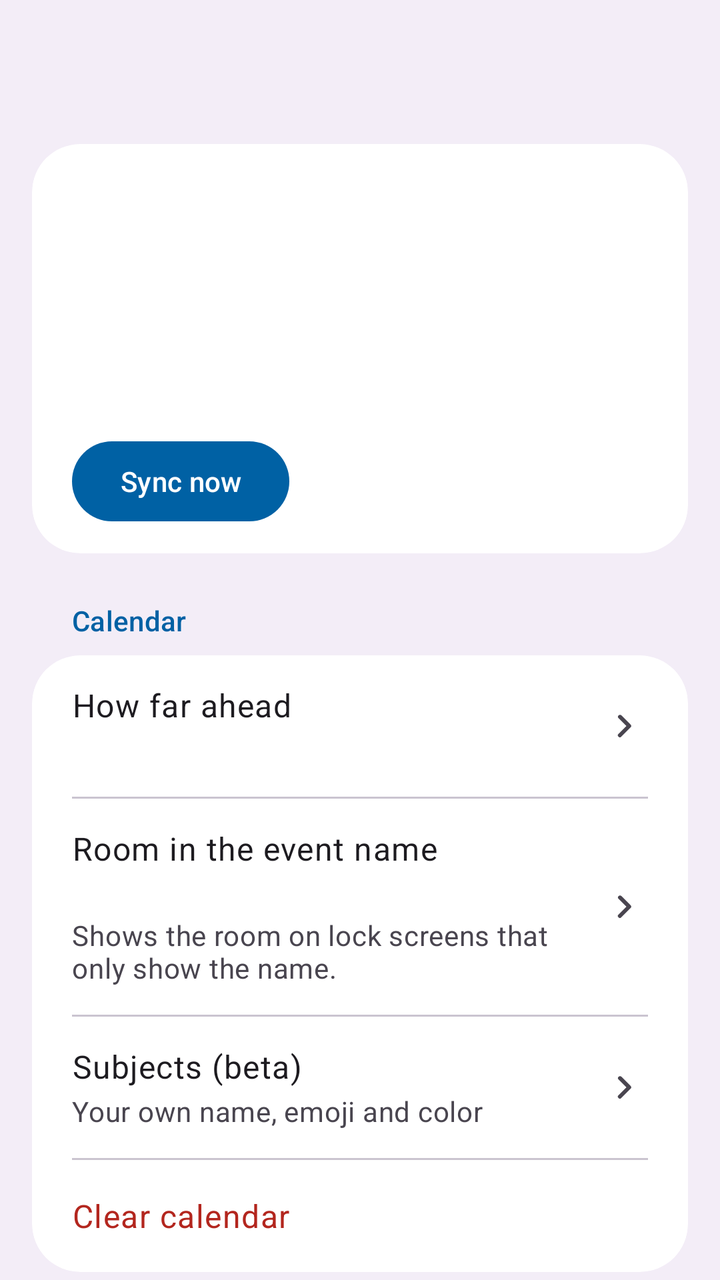
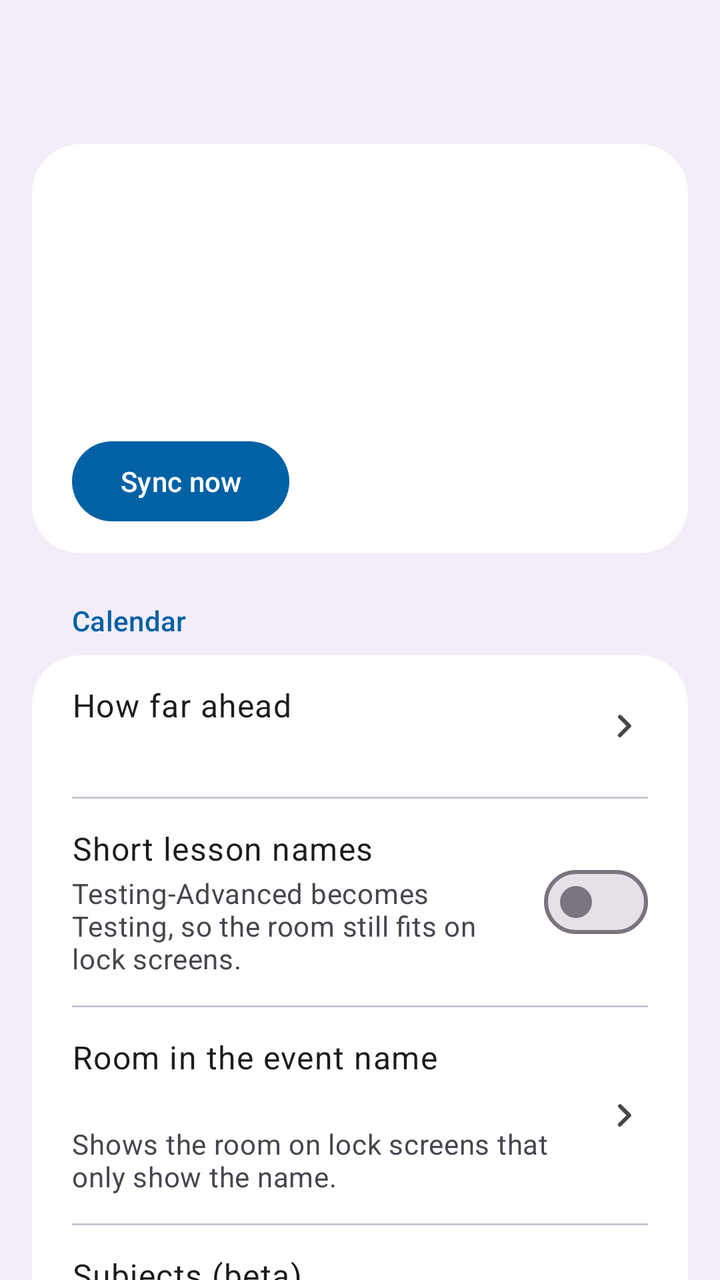

Screens rendered from an Android XML layout before and after an edit, with the pre-edit source and the edit as a unified diff.
<!-- AndroidManifest.xml: activity theme Theme.EduarteSync.Screen -->
<!-- res/layout/activity_settings.xml -->
<?xml version="1.0" encoding="utf-8"?>
<androidx.coordinatorlayout.widget.CoordinatorLayout xmlns:android="http://schemas.android.com/apk/res/android"
    xmlns:app="http://schemas.android.com/apk/res-auto"
    android:id="@+id/root"
    android:layout_width="match_parent"
    android:layout_height="match_parent"
    android:background="?attr/screenColor">

    <include layout="@layout/view_screen_bar" />

    <androidx.core.widget.NestedScrollView
        android:id="@+id/scroll"
        android:layout_width="match_parent"
        android:layout_height="match_parent"
        android:clipToPadding="false"
        app:layout_behavior="@string/appbar_scrolling_view_behavior">

        <LinearLayout
            android:id="@+id/content"
            android:layout_width="match_parent"
            android:layout_height="wrap_content"
            android:orientation="vertical"
            android:paddingHorizontal="16dp"
            android:paddingBottom="24dp">

            
            <com.google.android.material.card.MaterialCardView
                style="@style/Card"
                android:layout_marginTop="8dp">

                <LinearLayout
                    android:layout_width="match_parent"
                    android:layout_height="wrap_content"
                    android:orientation="vertical"
                    android:paddingHorizontal="20dp"
                    android:paddingTop="16dp"
                    android:paddingBottom="12dp">

                    <LinearLayout
                        android:layout_width="match_parent"
                        android:layout_height="wrap_content"
                        android:gravity="center_vertical"
                        android:orientation="horizontal">

                        <View
                            android:id="@+id/stateDot"
                            android:layout_width="14dp"
                            android:layout_height="14dp"
                            android:layout_marginEnd="12dp" />

                        <TextView
                            android:id="@+id/statusHeadline"
                            android:layout_width="0dp"
                            android:layout_height="wrap_content"
                            android:layout_weight="1"
                            android:accessibilityLiveRegion="polite"
                            android:textAppearance="?attr/textAppearanceTitleLarge"
                            android:textColor="?attr/colorOnSurface" />
                    </LinearLayout>

                    <TextView
                        android:id="@+id/statusSubline"
                        android:layout_width="match_parent"
                        android:layout_height="wrap_content"
                        android:layout_marginStart="26dp"
                        android:textAppearance="?attr/textAppearanceBodyMedium"
                        android:textColor="?attr/colorOnSurface" />

                    <com.google.android.material.progressindicator.LinearProgressIndicator
                        android:id="@+id/syncProgress"
                        android:layout_width="match_parent"
                        android:layout_height="wrap_content"
                        android:layout_marginTop="8dp"
                        android:indeterminate="true"
                        android:visibility="gone"
                        app:trackCornerRadius="2dp" />

                    <TextView
                        android:id="@+id/coverage"
                        android:layout_width="match_parent"
                        android:layout_height="wrap_content"
                        android:paddingTop="8dp"
                        android:textAppearance="?attr/textAppearanceBodyMedium"
                        android:textColor="?attr/colorOnSurface" />

                    <TextView
                        android:id="@+id/nextSync"
                        android:layout_width="match_parent"
                        android:layout_height="wrap_content"
                        android:paddingTop="2dp"
                        android:textAppearance="?attr/textAppearanceBodyMedium"
                        android:textColor="?attr/colorOnSurfaceVariant" />

                    <TextView
                        android:id="@+id/status"
                        android:layout_width="match_parent"
                        android:layout_height="wrap_content"
                        android:paddingTop="8dp"
                        android:textAppearance="?attr/textAppearanceBodySmall"
                        android:textColor="?attr/colorOnSurfaceVariant"
                        android:textIsSelectable="true" />

                    <LinearLayout
                        android:layout_width="match_parent"
                        android:layout_height="wrap_content"
                        android:layout_marginTop="8dp"
                        android:orientation="horizontal">

                        <com.google.android.material.button.MaterialButton
                            android:id="@+id/logIn"
                            android:layout_width="wrap_content"
                            android:layout_height="wrap_content"
                            android:layout_marginEnd="8dp"
                            android:text="Log in"
                            android:visibility="gone" />

                        <com.google.android.material.button.MaterialButton
                            android:id="@+id/syncNow"
                            android:layout_width="wrap_content"
                            android:layout_height="wrap_content"
                            android:text="Sync now" />
                    </LinearLayout>
                </LinearLayout>
            </com.google.android.material.card.MaterialCardView>

            
            <TextView style="@style/SectionHeader" android:text="Calendar" />
            <com.google.android.material.card.MaterialCardView style="@style/Card">

                <LinearLayout
                    android:layout_width="match_parent"
                    android:layout_height="wrap_content"
                    android:orientation="vertical">

                    <LinearLayout android:id="@+id/rangeRow" style="@style/Row">
                        <LinearLayout style="@style/RowText">
                            <TextView style="@style/RowTitle" android:text="How far ahead" />
                            <TextView android:id="@+id/rangeValue" style="@style/RowValue" />
                        </LinearLayout>
                        <ImageView style="@style/RowChevron" />
                    </LinearLayout>

                    <com.google.android.material.divider.MaterialDivider style="@style/RowDivider" />

                    <LinearLayout android:id="@+id/roomRow" style="@style/Row">
                        <LinearLayout style="@style/RowText">
                            <TextView style="@style/RowTitle" android:text="Room in the event name" />
                            <TextView android:id="@+id/roomValue" style="@style/RowValue" />
                            <TextView
                                style="@style/RowSummary"
                                android:text="Shows the room on lock screens that only show the name." />
                        </LinearLayout>
                        <ImageView style="@style/RowChevron" />
                    </LinearLayout>

                    <com.google.android.material.divider.MaterialDivider style="@style/RowDivider" />

                    <LinearLayout android:id="@+id/subjects" style="@style/Row">
                        <LinearLayout style="@style/RowText">
                            <TextView style="@style/RowTitle" android:text="Subjects (beta)" />
                            <TextView
                                style="@style/RowSummary"
                                android:text="Your own name, emoji and color" />
                        </LinearLayout>
                        <ImageView style="@style/RowChevron" />
                    </LinearLayout>

                    <com.google.android.material.divider.MaterialDivider style="@style/RowDivider" />

                    <Button
                        android:id="@+id/clearCalendar"
                        style="@style/DangerRow"
                        android:text="Clear calendar" />
                </LinearLayout>
            </com.google.android.material.card.MaterialCardView>
            <TextView
                style="@style/Footnote"
                android:text="Lessons go into a separate &quot;Eduarte rooster&quot; calendar." />

            
            <TextView style="@style/SectionHeader" android:text="Background sync &amp; notifications" />
            <com.google.android.material.card.MaterialCardView style="@style/Card">

                <LinearLayout
                    android:layout_width="match_parent"
                    android:layout_height="wrap_content"
                    android:orientation="vertical">

                    <LinearLayout android:id="@+id/autoSyncRow" style="@style/Row">
                        <LinearLayout style="@style/RowText">
                            <TextView style="@style/RowTitle" android:text="Sync automatically" />
                            <TextView
                                style="@style/RowSummary"
                                android:text="About every 12 hours." />
                        </LinearLayout>
                        <com.google.android.material.materialswitch.MaterialSwitch
                            android:id="@+id/autoSync"
                            android:layout_width="wrap_content"
                            android:layout_height="wrap_content"
                            android:layout_marginStart="12dp"
                            android:contentDescription="Sync automatically" />
                    </LinearLayout>

                    <com.google.android.material.divider.MaterialDivider style="@style/RowDivider" />

                    <LinearLayout android:id="@+id/notificationSettings" style="@style/Row">
                        <LinearLayout style="@style/RowText">
                            <TextView style="@style/RowTitle" android:text="Schedule change notifications" />
                            <TextView android:id="@+id/notificationStatus" style="@style/RowValue" />
                            <TextView
                                style="@style/RowSummary"
                                android:text="Set in Android settings" />
                        </LinearLayout>
                        <ImageView style="@style/RowChevron" />
                    </LinearLayout>
                </LinearLayout>
            </com.google.android.material.card.MaterialCardView>

            
            <TextView style="@style/SectionHeader" android:text="Account" />
            <com.google.android.material.card.MaterialCardView style="@style/Card">

                <LinearLayout
                    android:layout_width="match_parent"
                    android:layout_height="wrap_content"
                    android:orientation="vertical">

                    <LinearLayout android:id="@+id/saveLoginRow" style="@style/Row">
                        <LinearLayout style="@style/RowText">
                            <TextView style="@style/RowTitle" android:text="Fill in my email and password" />
                            <TextView
                                style="@style/RowSummary"
                                android:text="Saved encrypted at your next login; off deletes them." />
                        </LinearLayout>
                        <com.google.android.material.materialswitch.MaterialSwitch
                            android:id="@+id/saveLogin"
                            android:layout_width="wrap_content"
                            android:layout_height="wrap_content"
                            android:layout_marginStart="12dp"
                            android:contentDescription="Fill in my email and password" />
                    </LinearLayout>

                    <com.google.android.material.divider.MaterialDivider style="@style/RowDivider" />

                    <LinearLayout android:id="@+id/loginLog" style="@style/Row">
                        <LinearLayout style="@style/RowText">
                            <TextView style="@style/RowTitle" android:text="Login log" />
                            <TextView
                                style="@style/RowSummary"
                                android:text="Why the login expires. No passwords or codes." />
                        </LinearLayout>
                        <ImageView style="@style/RowChevron" />
                    </LinearLayout>

                    <com.google.android.material.divider.MaterialDivider style="@style/RowDivider" />

                    <Button
                        android:id="@+id/logOut"
                        style="@style/DangerRow"
                        android:text="Log out / switch account" />
                </LinearLayout>
            </com.google.android.material.card.MaterialCardView>

            
            <TextView style="@style/SectionHeader" android:text="About" />
            <com.google.android.material.card.MaterialCardView style="@style/Card">

                <LinearLayout
                    android:layout_width="match_parent"
                    android:layout_height="wrap_content"
                    android:orientation="vertical">

                    <LinearLayout
                        style="@style/Row"
                        android:background="@null"
                        android:clickable="false"
                        android:focusable="false">
                        <LinearLayout style="@style/RowText">
                            <TextView style="@style/RowTitle" android:text="Version" />
                            <TextView android:id="@+id/version" style="@style/RowSummary" />
                            <com.google.android.material.button.MaterialButton
                                android:id="@+id/downloadUpdate"
                                style="@style/Widget.Material3.Button.TonalButton"
                                android:layout_width="wrap_content"
                                android:layout_height="wrap_content"
                                android:layout_marginTop="8dp"
                                android:visibility="gone" />
                        </LinearLayout>
                    </LinearLayout>

                    <com.google.android.material.divider.MaterialDivider
                        android:id="@+id/allVersionsDivider"
                        style="@style/RowDivider"
                        android:visibility="gone" />

                    <LinearLayout
                        android:id="@+id/allVersions"
                        style="@style/Row"
                        android:visibility="gone">
                        <LinearLayout style="@style/RowText">
                            <TextView style="@style/RowTitle" android:text="All versions" />
                            <TextView
                                style="@style/RowSummary"
                                android:text="Also older releases" />
                        </LinearLayout>
                        <ImageView style="@style/RowChevron" />
                    </LinearLayout>
                </LinearLayout>
            </com.google.android.material.card.MaterialCardView>
            <TextView
                style="@style/Footnote"
                android:text="Install over this version to keep your login; uninstall first for an older one." />
        </LinearLayout>
    </androidx.core.widget.NestedScrollView>
</androidx.coordinatorlayout.widget.CoordinatorLayout>
<!-- res/layout/view_screen_bar.xml (included above) -->
<?xml version="1.0" encoding="utf-8"?>
<com.google.android.material.appbar.AppBarLayout xmlns:android="http://schemas.android.com/apk/res/android"
    android:id="@+id/appBar"
    style="@style/ScreenAppBar">

    <com.google.android.material.appbar.MaterialToolbar
        android:id="@+id/toolbar"
        android:layout_width="match_parent"
        android:layout_height="?attr/actionBarSize"
        android:elevation="0dp" />
</com.google.android.material.appbar.AppBarLayout>
<!-- resources referenced by this layout -->
<resources>
  <style name="Card" parent="Widget.Material3.CardView.Filled">
          <item name="android:layout_width">match_parent</item>
          <item name="android:layout_height">wrap_content</item>
          <item name="cardBackgroundColor">?attr/cardColor</item>
          <item name="cardCornerRadius">24dp</item>
      </style>
  <style name="Footnote">
          <item name="android:layout_width">match_parent</item>
          <item name="android:layout_height">wrap_content</item>
          <item name="android:paddingStart">20dp</item>
          <item name="android:paddingEnd">20dp</item>
          <item name="android:paddingTop">8dp</item>
          <item name="android:textAppearance">?attr/textAppearanceBodySmall</item>
          <item name="android:textColor">?attr/colorOnSurfaceVariant</item>
      </style>
  <style name="RowChevron">
          <item name="android:layout_width">24dp</item>
          <item name="android:layout_height">24dp</item>
          <item name="android:layout_marginStart">12dp</item>
          <item name="android:src">@drawable/ic_chevron_right</item>
          <item name="android:importantForAccessibility">no</item>
          <item name="tint">?attr/colorOnSurfaceVariant</item>
      </style>
  <style name="RowDivider">
          <item name="android:layout_width">match_parent</item>
          <item name="android:layout_height">wrap_content</item>
          <item name="dividerInsetStart">20dp</item>
          <item name="dividerInsetEnd">20dp</item>
          <item name="dividerColor">?attr/colorOutlineVariant</item>
      </style>
  <style name="RowSummary">
          <item name="android:layout_width">match_parent</item>
          <item name="android:layout_height">wrap_content</item>
          <item name="android:paddingTop">2dp</item>
          <item name="android:textAppearance">?attr/textAppearanceBodyMedium</item>
          <item name="android:textColor">?attr/colorOnSurfaceVariant</item>
      </style>
  <style name="RowText">
          <item name="android:layout_width">0dp</item>
          <item name="android:layout_height">wrap_content</item>
          <item name="android:layout_weight">1</item>
          <item name="android:orientation">vertical</item>
      </style>
  <style name="RowTitle">
          <item name="android:layout_width">match_parent</item>
          <item name="android:layout_height">wrap_content</item>
          <item name="android:textAppearance">?attr/textAppearanceBodyLarge</item>
          <item name="android:textColor">?attr/colorOnSurface</item>
      </style>
  <style name="RowValue">
          <item name="android:layout_width">match_parent</item>
          <item name="android:layout_height">wrap_content</item>
          <item name="android:paddingTop">2dp</item>
          <item name="android:textAppearance">?attr/textAppearanceBodyMedium</item>
          <item name="android:textColor">?attr/colorPrimary</item>
      </style>
  <style name="ScreenAppBar">
          <item name="android:layout_width">match_parent</item>
          <item name="android:layout_height">wrap_content</item>
          <item name="android:background">?attr/screenColor</item>
          <item name="liftOnScroll">false</item>
      </style>
  <style name="Theme.EduarteSync.Screen" parent="Base.Theme.EduarteSync" />
  <!-- drawable ic_chevron_right (drawable) -->
  <vector xmlns:android="http://schemas.android.com/apk/res/android"
      android:width="24dp"
      android:height="24dp"
      android:viewportWidth="24"
      android:viewportHeight="24">
      <path
          android:fillColor="#FF000000"
          android:pathData="M9.29,6.71a1,1 0,0 0,0 1.41L13.17,12l-3.88,3.88a1,1 0,1 0,1.41 1.41l4.59,-4.59a1,1 0,0 0,0 -1.41L10.7,6.7c-0.38,-0.38 -1.02,-0.38 -1.41,0.01z" />
  </vector>
  <color name="seed_primary">#0061A4</color>
  <color name="seed_on_primary">#FFFFFF</color>
  <color name="seed_primary_container">#D1E4FF</color>
  <color name="seed_on_primary_container">#001D36</color>
  <color name="seed_secondary_container">#D7E3F7</color>
  <color name="seed_on_secondary_container">#101C2B</color>
  <!-- unchanged entries left out for length: 4 -->
</resources>

<!-- the commit's change to res/layout/activity_settings.xml (unified diff, before → after) -->
@@ -138,6 +138,23 @@
                             <TextView android:id="@+id/rangeValue" style="@style/RowValue" />
                         </LinearLayout>
                         <ImageView style="@style/RowChevron" />
+                    </LinearLayout>
+
+                    <com.google.android.material.divider.MaterialDivider style="@style/RowDivider" />
+
+                    <LinearLayout android:id="@+id/shortNamesRow" style="@style/Row">
+                        <LinearLayout style="@style/RowText">
+                            <TextView style="@style/RowTitle" android:text="Short lesson names" />
+                            <TextView
+                                style="@style/RowSummary"
+                                android:text="Testing-Advanced becomes Testing, so the room still fits on lock screens." />
+                        </LinearLayout>
+                        <com.google.android.material.materialswitch.MaterialSwitch
+                            android:id="@+id/shortNames"
+                            android:layout_width="wrap_content"
+                            android:layout_height="wrap_content"
+                            android:layout_marginStart="12dp"
+                            android:contentDescription="Short lesson names" />
                     </LinearLayout>
 
                     <com.google.android.material.divider.MaterialDivider style="@style/RowDivider" />
